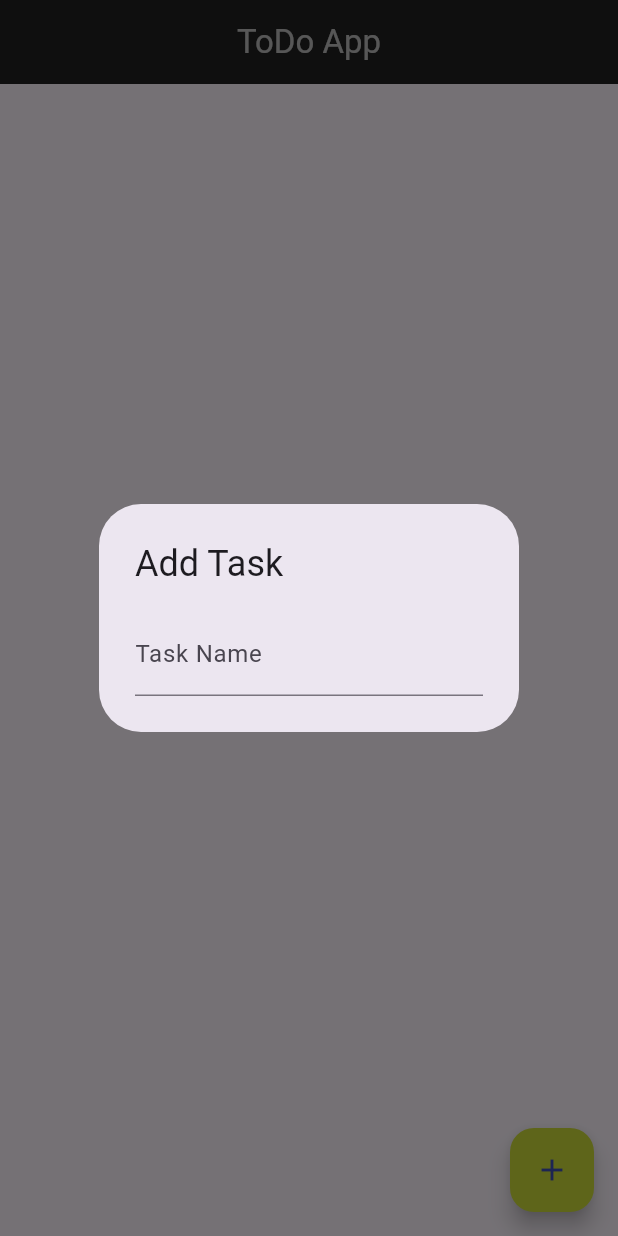
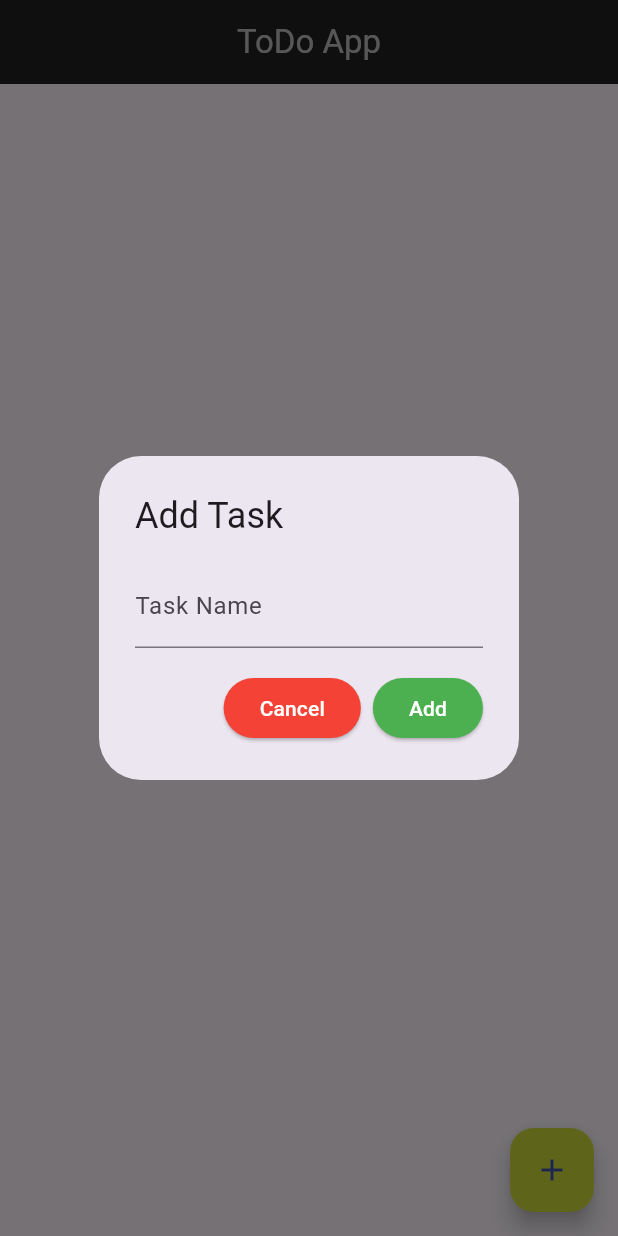
Before and after one commit to gesangwidigdo/todo-app, a Flutter app: the MainScreen screen opened directly with empty values, after a tap on the "add" icon, on a phone screen of 412 x 824 dp. Run offline on Flutter 3.47's test engine with Material 3 defaults, Android fonts, the phone set to English and light mode, and no system bars.

Commit message:
feat: modularize widget

```diff
--- a/lib/main.dart
+++ b/lib/main.dart
@@ -1,4 +1,5 @@
 import 'package:flutter/material.dart';
+import 'package:todo_app/model/task_list.dart';
 import 'package:todo_app/screen/main_screen.dart';
 
 void main() {
@@ -10,11 +11,11 @@ class MainApp extends StatelessWidget {
 
   @override
   Widget build(BuildContext context) {
-    final List<String> todo = <String>['A', 'B', 'C'];
+    final List<TaskList> _todo = taskList;
     return MaterialApp(
       debugShowCheckedModeBanner: false,
       title: 'ToDo App',
-      home: MainScreen(todo: todo),
+      home: MainScreen(todo: _todo),
     );
   }
 }
--- a/lib/model/task_list.dart
+++ b/lib/model/task_list.dart
@@ -4,9 +4,9 @@ class TaskList {
 
   TaskList({required this.task, required this.deadline});
 
+}
   var taskList = [
     TaskList(task: 'A', deadline: DateTime.now()),
     TaskList(task: 'B', deadline: DateTime.now()),
     TaskList(task: 'C', deadline: DateTime.now()),
   ];
-}
--- a/lib/screen/main_screen.dart
+++ b/lib/screen/main_screen.dart
@@ -1,10 +1,17 @@
 import 'package:flutter/material.dart';
+import 'package:todo_app/model/task_list.dart';
 import 'package:todo_app/widget/todo_card.dart';
+import 'package:todo_app/widget/form_button.dart';
 
 class MainScreen extends StatelessWidget {
   const MainScreen({super.key, required this.todo});
 
-  final List<String> todo;
+  final List<TaskList> todo;
+
+  // add data
+  void _addTask() {
+    //
+  }
 
   @override
   Widget build(BuildContext context) {
@@ -19,7 +26,9 @@ class MainScreen extends StatelessWidget {
         child: ListView.builder(
           itemCount: todo.length,
           itemBuilder: (context, index) {
-            return TodoCard(todoItem: todo[index]);
+            taskList.sort((a, b) => b.deadline.compareTo(a.deadline));
+            final _taskItem = taskList[index];
+            return TodoCard(task: _taskItem.task, deadline: _taskItem.deadline);
           },
         ),
       ),
@@ -46,6 +55,23 @@ class MainScreen extends StatelessWidget {
                   labelText: 'Task Name',
                 ),
               ),
+              const SizedBox(height: 16),
+              Row(
+                mainAxisAlignment: MainAxisAlignment.end,
+                children: <Widget>[
+                  FormButton(
+                    buttonText: 'Cancel',
+                    backgroundColor: Colors.red,
+                    buttonFunction: () => Navigator.of(context).pop(),
+                  ),
+                  const SizedBox(width: 8),
+                  FormButton(
+                    buttonText: 'Add',
+                    backgroundColor: Colors.green,
+                    buttonFunction: () {},
+                  ),
+                ],
+              ),
             ],
           ),
         );
--- /dev/null
+++ b/lib/widget/form_button.dart
@@ -0,0 +1,26 @@
+import 'package:flutter/material.dart';
+
+class FormButton extends StatelessWidget {
+  const FormButton({
+    super.key,
+    required this.buttonText,
+    required this.backgroundColor,
+    required this.buttonFunction,
+  });
+
+  final String buttonText;
+  final MaterialColor backgroundColor;
+  final VoidCallback buttonFunction;
+
+  @override
+  Widget build(BuildContext context) {
+    return ElevatedButton(
+      onPressed: buttonFunction,
+      style: ElevatedButton.styleFrom(
+        backgroundColor: backgroundColor,
+        foregroundColor: Colors.white,
+      ),
+      child: Text(buttonText),
+    );
+  }
+}
```
Also changed, not shown: lib/widget/todo_card.dart (+11 -3 lines).
